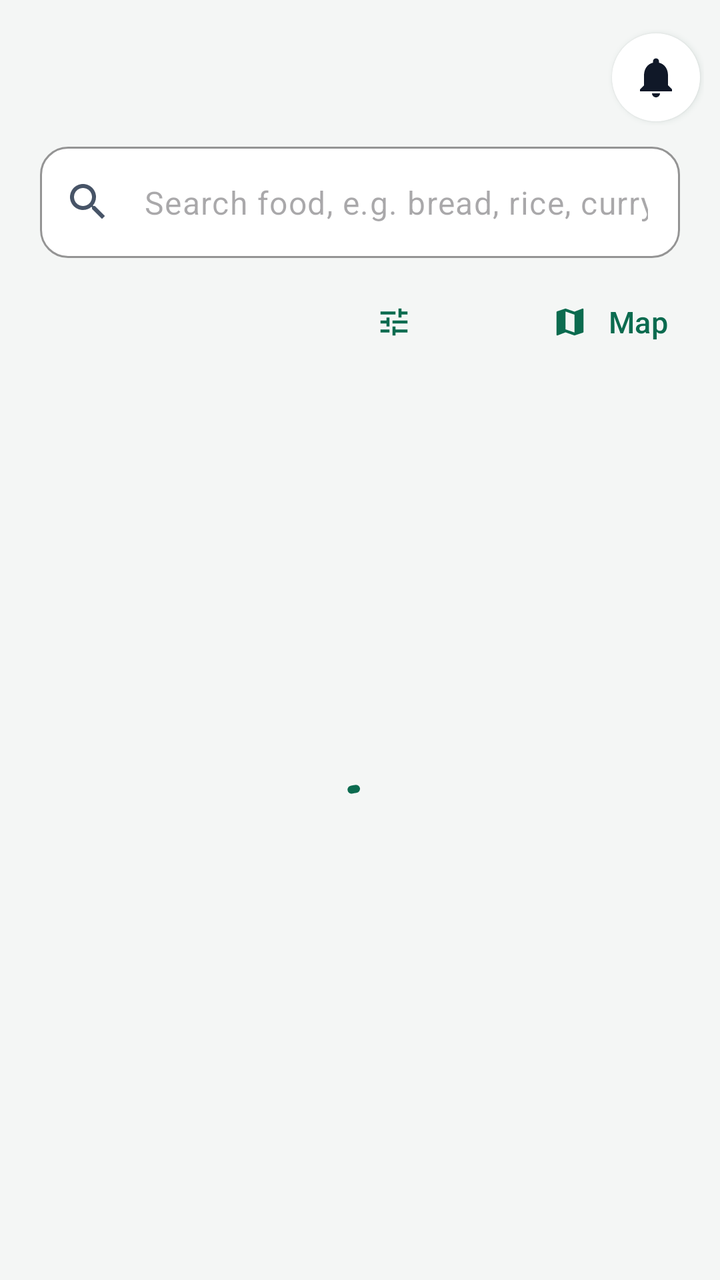
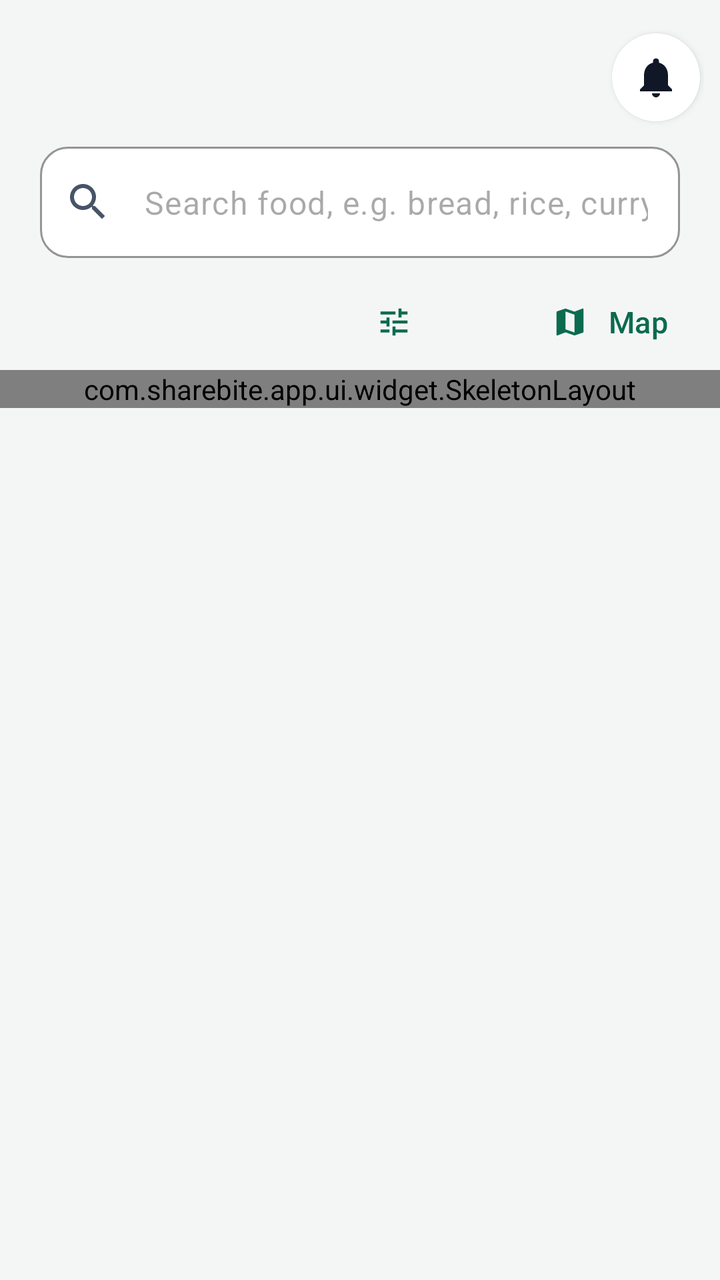

Before-and-after screenshots of an Android layout around one commit, followed by the original layout XML and the change that was made.
<!-- AndroidManifest.xml: application theme Theme.ShareBite -->
<!-- res/layout/fragment_explore.xml -->
<?xml version="1.0" encoding="utf-8"?>
<LinearLayout xmlns:android="http://schemas.android.com/apk/res/android"
    xmlns:app="http://schemas.android.com/apk/res-auto"
    android:layout_width="match_parent"
    android:layout_height="match_parent"
    android:orientation="vertical">

    <include
        android:id="@+id/header"
        layout="@layout/view_screen_header" />

    <com.google.android.material.textfield.TextInputLayout
        android:id="@+id/searchInput"
        android:layout_width="match_parent"
        android:layout_height="wrap_content"
        android:layout_marginHorizontal="@dimen/screen_padding"
        android:hint="@string/search_hint"
        app:endIconMode="clear_text"
        app:hintEnabled="false"
        app:startIconDrawable="@drawable/ic_search">

        <com.google.android.material.textfield.TextInputEditText
            android:layout_width="match_parent"
            android:layout_height="wrap_content"
            android:hint="@string/search_hint"
            android:imeOptions="actionSearch"
            android:inputType="text"
            android:maxLines="1" />
    </com.google.android.material.textfield.TextInputLayout>

    <HorizontalScrollView
        android:layout_width="match_parent"
        android:layout_height="wrap_content"
        android:layout_marginTop="@dimen/space_s"
        android:clipToPadding="false"
        android:paddingHorizontal="@dimen/screen_padding"
        android:scrollbars="none">

        <com.google.android.material.chip.ChipGroup
            android:id="@+id/categoryChips"
            android:layout_width="wrap_content"
            android:layout_height="wrap_content"
            app:selectionRequired="true"
            app:singleLine="true"
            app:singleSelection="true" />
    </HorizontalScrollView>

    <HorizontalScrollView
        android:layout_width="match_parent"
        android:layout_height="wrap_content"
        android:clipToPadding="false"
        android:paddingHorizontal="@dimen/screen_padding"
        android:scrollbars="none">

        <com.google.android.material.chip.ChipGroup
            android:id="@+id/distributionChips"
            android:layout_width="wrap_content"
            android:layout_height="wrap_content"
            app:selectionRequired="true"
            app:singleLine="true"
            app:singleSelection="true" />
    </HorizontalScrollView>

    <LinearLayout
        android:layout_width="match_parent"
        android:layout_height="wrap_content"
        android:gravity="center_vertical"
        android:orientation="horizontal"
        android:paddingStart="@dimen/screen_padding"
        android:paddingEnd="@dimen/space_s">

        <TextView
            android:id="@+id/resultCount"
            android:layout_width="0dp"
            android:layout_height="wrap_content"
            android:layout_weight="1"
            android:textAppearance="@style/TextAppearance.ShareBite.Label" />

        <com.google.android.material.button.MaterialButton
            android:id="@+id/sortButton"
            style="@style/Widget.ShareBite.Button.Text"
            android:layout_width="wrap_content"
            android:layout_height="wrap_content"
            app:icon="@drawable/ic_tune" />

        <com.google.android.material.button.MaterialButton
            android:id="@+id/mapButton"
            style="@style/Widget.ShareBite.Button.Text"
            android:layout_width="wrap_content"
            android:layout_height="wrap_content"
            android:text="@string/map"
            app:icon="@drawable/ic_map" />
    </LinearLayout>

    <FrameLayout
        android:layout_width="match_parent"
        android:layout_height="0dp"
        android:layout_weight="1">

        <androidx.recyclerview.widget.RecyclerView
            android:id="@+id/results"
            android:layout_width="match_parent"
            android:layout_height="match_parent"
            android:clipToPadding="false"
            android:paddingBottom="@dimen/space_xl" />

        <com.google.android.material.progressindicator.CircularProgressIndicator
            android:id="@+id/progress"
            android:layout_width="wrap_content"
            android:layout_height="wrap_content"
            android:layout_gravity="center"
            android:indeterminate="true" />

        <include
            android:id="@+id/emptyState"
            layout="@layout/view_empty_state"
            android:visibility="gone" />
    </FrameLayout>
</LinearLayout>
<!-- res/layout/view_screen_header.xml (included above) -->
<?xml version="1.0" encoding="utf-8"?>
<LinearLayout xmlns:android="http://schemas.android.com/apk/res/android"
    xmlns:app="http://schemas.android.com/apk/res-auto"
    xmlns:tools="http://schemas.android.com/tools"
    android:layout_width="match_parent"
    android:layout_height="wrap_content"
    android:baselineAligned="false"
    android:gravity="center_vertical"
    android:orientation="horizontal"
    android:paddingStart="@dimen/screen_padding"
    android:paddingTop="@dimen/space_m"
    android:paddingEnd="@dimen/space_s"
    android:paddingBottom="@dimen/space_s">

    <LinearLayout
        android:layout_width="0dp"
        android:layout_height="wrap_content"
        android:layout_weight="1"
        android:orientation="vertical">

        <TextView
            android:id="@+id/headerTitle"
            android:layout_width="match_parent"
            android:layout_height="wrap_content"
            android:ellipsize="end"
            android:maxLines="1"
            android:textAppearance="@style/TextAppearance.ShareBite.Headline" />

        <TextView
            android:id="@+id/headerSubtitle"
            android:layout_width="match_parent"
            android:layout_height="wrap_content"
            android:layout_marginTop="@dimen/space_xxs"
            android:ellipsize="end"
            android:maxLines="2"
            android:textAppearance="@style/TextAppearance.ShareBite.Body" />
    </LinearLayout>

    <FrameLayout
        android:layout_width="@dimen/touch_target"
        android:layout_height="@dimen/touch_target">

        <ImageButton
            android:id="@+id/notificationsButton"
            android:layout_width="44dp"
            android:layout_height="44dp"
            android:layout_gravity="center"
            android:background="@drawable/bg_icon_button"
            android:elevation="@dimen/card_elevation_low"
            android:outlineSpotShadowColor="@color/shadow_tint"
            tools:targetApi="p"
            android:contentDescription="@string/notifications"
            android:src="@drawable/ic_notifications"
            app:tint="@color/charcoal" />

        <TextView
            android:id="@+id/unreadBadge"
            android:layout_width="wrap_content"
            android:layout_height="18dp"
            android:layout_gravity="top|end"
            android:layout_marginTop="6dp"
            android:layout_marginEnd="4dp"
            android:background="@drawable/bg_pill"
            android:backgroundTint="@color/error_red"
            android:gravity="center"
            android:elevation="4dp"
            android:importantForAccessibility="no"
            android:minWidth="18dp"
            android:paddingHorizontal="4dp"
            android:textColor="@color/white"
            android:textSize="11sp"
            android:textStyle="bold"
            android:visibility="gone" />
    </FrameLayout>
</LinearLayout>
<!-- res/layout/view_empty_state.xml (included above) -->
<?xml version="1.0" encoding="utf-8"?>
<LinearLayout xmlns:android="http://schemas.android.com/apk/res/android"
    xmlns:app="http://schemas.android.com/apk/res-auto"
    android:layout_width="match_parent"
    android:layout_height="wrap_content"
    android:layout_gravity="center"
    android:gravity="center_horizontal"
    android:orientation="vertical"
    android:padding="@dimen/space_xxl">

    <ImageView
        android:id="@+id/emptyIcon"
        android:layout_width="72dp"
        android:layout_height="72dp"
        android:background="@drawable/bg_icon_circle"
        android:contentDescription="@null"
        android:padding="20dp"
        android:src="@drawable/ic_eco"
        app:tint="@color/leaf_green" />

    <TextView
        android:id="@+id/emptyTitle"
        android:layout_width="wrap_content"
        android:layout_height="wrap_content"
        android:layout_marginTop="@dimen/space_l"
        android:gravity="center"
        android:textAppearance="@style/TextAppearance.ShareBite.Title" />

    <TextView
        android:id="@+id/emptyMessage"
        android:layout_width="wrap_content"
        android:layout_height="wrap_content"
        android:layout_marginTop="@dimen/space_xs"
        android:gravity="center"
        android:textAppearance="@style/TextAppearance.ShareBite.Body" />

    <com.google.android.material.button.MaterialButton
        android:id="@+id/emptyAction"
        style="@style/Widget.ShareBite.Button.Tonal"
        android:layout_width="wrap_content"
        android:layout_height="wrap_content"
        android:layout_marginTop="@dimen/space_l"
        android:visibility="gone" />
</LinearLayout>
<!-- resources referenced by this layout -->
<resources>
  <color name="charcoal">#101828</color>
  <color name="error_red">#D92D20</color>
  <color name="white">#FFFFFF</color>
  <dimen name="space_l">16dp</dimen>
  <dimen name="space_m">12dp</dimen>
  <dimen name="space_s">8dp</dimen>
  <dimen name="space_xl">24dp</dimen>
  <dimen name="space_xs">4dp</dimen>
  <dimen name="space_xxl">32dp</dimen>
  <dimen name="space_xxs">2dp</dimen>
  <dimen name="touch_target">48dp</dimen>
  <string name="map">Map</string>
  <style name="Theme.ShareBite" parent="Theme.Material3.Light.NoActionBar">
          <item name="colorPrimary">@color/forest_green</item>
          <item name="colorOnPrimary">@color/white</item>
          <item name="colorPrimaryContainer">@color/soft_green</item>
          <item name="colorOnPrimaryContainer">@color/forest_green_dark</item>
          <item name="colorSecondary">@color/leaf_green</item>
          <item name="colorOnSecondary">@color/white</item>
          <item name="colorSecondaryContainer">@color/mint_container</item>
          <item name="colorOnSecondaryContainer">@color/forest_green_dark</item>
          <item name="colorTertiary">@color/discount_amber</item>
          <item name="colorError">@color/error_red</item>
          <item name="android:colorBackground">@color/cream</item>
          <item name="colorOnBackground">@color/charcoal</item>
          <item name="colorSurface">@color/white</item>
          <item name="colorOnSurface">@color/charcoal</item>
          <item name="colorSurfaceVariant">@color/cream_dark</item>
          <item name="colorOnSurfaceVariant">@color/charcoal_secondary</item>
          <item name="colorSurfaceContainer">@color/white</item>
          <item name="colorSurfaceContainerLow">@color/white</item>
          <item name="colorSurfaceContainerHigh">@color/white</item>
          <item name="colorOutline">@color/charcoal_hint</item>
          <item name="colorOutlineVariant">@color/divider</item>
  
          <item name="android:statusBarColor">@color/cream</item>
          <item name="android:windowLightStatusBar">true</item>
          <item name="android:navigationBarColor">@color/cream</item>
          
          <item name="android:ambientShadowAlpha">0.035</item>
          <item name="android:spotShadowAlpha">0.13</item>
          <item name="android:windowBackground">@color/cream</item>
          <item name="android:forceDarkAllowed" tools:targetApi="q">false</item>
  
          <item name="shapeAppearanceSmallComponent">@style/ShapeAppearance.ShareBite.Small</item>
          <item name="shapeAppearanceMediumComponent">@style/ShapeAppearance.ShareBite.Medium</item>
          <item name="materialCardViewStyle">@style/Widget.ShareBite.Card</item>
          <item name="materialButtonStyle">@style/Widget.ShareBite.Button</item>
          <item name="textInputStyle">@style/Widget.ShareBite.TextInput</item>
          <item name="toolbarStyle">@style/Widget.ShareBite.Toolbar</item>
          <item name="bottomNavigationStyle">@style/Widget.ShareBite.BottomNav</item>
          <item name="chipStyle">@style/Widget.ShareBite.Chip</item>
      </style>
  <color name="cream">#F4F6F5</color>
  <color name="cream_dark">#E9EDEB</color>
  <color name="divider">#E4E7EC</color>
  <dimen name="radius_m">14dp</dimen>
  <dimen name="radius_l">20dp</dimen>
  <dimen name="card_elevation">6dp</dimen>
  <dimen name="button_height">52dp</dimen>
  <!-- unchanged entries left out for length: 41 -->
</resources>

<!-- the commit's change to res/layout/fragment_explore.xml (unified diff, before → after) -->
@@ -104,12 +104,84 @@
             android:clipToPadding="false"
             android:paddingBottom="@dimen/space_xl" />
 
-        <com.google.android.material.progressindicator.CircularProgressIndicator
+        
+        <com.sharebite.app.ui.widget.SkeletonLayout
             android:id="@+id/progress"
-            android:layout_width="wrap_content"
-            android:layout_height="wrap_content"
-            android:layout_gravity="center"
-            android:indeterminate="true" />
+            android:layout_width="match_parent"
+            android:layout_height="wrap_content"
+            android:importantForAccessibility="no"
+            android:orientation="vertical"
+            android:paddingHorizontal="@dimen/screen_padding">
+            <LinearLayout
+                android:layout_width="match_parent"
+                android:layout_height="wrap_content"
+                android:layout_marginTop="@dimen/space_s"
+                android:orientation="vertical">
+
+                <View
+                    android:layout_width="match_parent"
+                    android:layout_height="@dimen/food_card_image_height"
+                    android:background="@drawable/bg_skeleton" />
+
+                <View
+                    android:layout_width="200dp"
+                    android:layout_height="16dp"
+                    android:layout_marginTop="@dimen/space_m"
+                    android:background="@drawable/bg_skeleton_line" />
+
+                <View
+                    android:layout_width="120dp"
+                    android:layout_height="12dp"
+                    android:layout_marginTop="@dimen/space_s"
+                    android:background="@drawable/bg_skeleton_line" />
+            </LinearLayout>
+            <LinearLayout
+                android:layout_width="match_parent"
+                android:layout_height="wrap_content"
+                android:layout_marginTop="@dimen/space_l"
+                android:orientation="vertical">
+
+                <View
+                    android:layout_width="match_parent"
+                    android:layout_height="@dimen/food_card_image_height"
+                    android:background="@drawable/bg_skeleton" />
+
+                <View
+                    android:layout_width="200dp"
+                    android:layout_height="16dp"
+                    android:layout_marginTop="@dimen/space_m"
+                    android:background="@drawable/bg_skeleton_line" />
+
+                <View
+                    android:layout_width="120dp"
+                    android:layout_height="12dp"
+                    android:layout_marginTop="@dimen/space_s"
+                    android:background="@drawable/bg_skeleton_line" />
+            </LinearLayout>
+            <LinearLayout
+                android:layout_width="match_parent"
+                android:layout_height="wrap_content"
+                android:layout_marginTop="@dimen/space_l"
+                android:orientation="vertical">
+
+                <View
+                    android:layout_width="match_parent"
+                    android:layout_height="@dimen/food_card_image_height"
+                    android:background="@drawable/bg_skeleton" />
+
+                <View
+                    android:layout_width="200dp"
+                    android:layout_height="16dp"
+                    android:layout_marginTop="@dimen/space_m"
+                    android:background="@drawable/bg_skeleton_line" />
+
+                <View
+                    android:layout_width="120dp"
+                    android:layout_height="12dp"
+                    android:layout_marginTop="@dimen/space_s"
+                    android:background="@drawable/bg_skeleton_line" />
+            </LinearLayout>
+        </com.sharebite.app.ui.widget.SkeletonLayout>
 
         <include
             android:id="@+id/emptyState"
<!-- resource entries referenced after the edit -->
@@ -3,6 +3,7 @@
   <color name="charcoal">#101828</color>
   <color name="error_red">#D92D20</color>
   <color name="white">#FFFFFF</color>
+  <dimen name="food_card_image_height">168dp</dimen>
   <dimen name="space_l">16dp</dimen>
   <dimen name="space_m">12dp</dimen>
   <dimen name="space_s">8dp</dimen>
@@ -11,6 +12,18 @@
   <dimen name="space_xxl">32dp</dimen>
   <dimen name="space_xxs">2dp</dimen>
   <dimen name="touch_target">48dp</dimen>
+  <!-- drawable bg_skeleton (drawable) -->
+  <?xml version="1.0" encoding="utf-8"?>
+  <shape xmlns:android="http://schemas.android.com/apk/res/android" android:shape="rectangle">
+      <solid android:color="@color/cream_dark" />
+      <corners android:radius="@dimen/radius_l" />
+  </shape>
+  <!-- drawable bg_skeleton_line (drawable) -->
+  <?xml version="1.0" encoding="utf-8"?>
+  <shape xmlns:android="http://schemas.android.com/apk/res/android" android:shape="rectangle">
+      <solid android:color="@color/cream_dark" />
+      <corners android:radius="6dp" />
+  </shape>
   <string name="map">Map</string>
   <style name="Theme.ShareBite" parent="Theme.Material3.Light.NoActionBar">
           <item name="colorPrimary">@color/forest_green</item>
@@ -42,6 +55,7 @@
           <item name="android:ambientShadowAlpha">0.035</item>
           <item name="android:spotShadowAlpha">0.13</item>
           <item name="android:windowBackground">@color/cream</item>
+          <item name="android:windowActivityTransitions">true</item>
           <item name="android:forceDarkAllowed" tools:targetApi="q">false</item>
   
           <item name="shapeAppearanceSmallComponent">@style/ShapeAppearance.ShareBite.Small</item>
